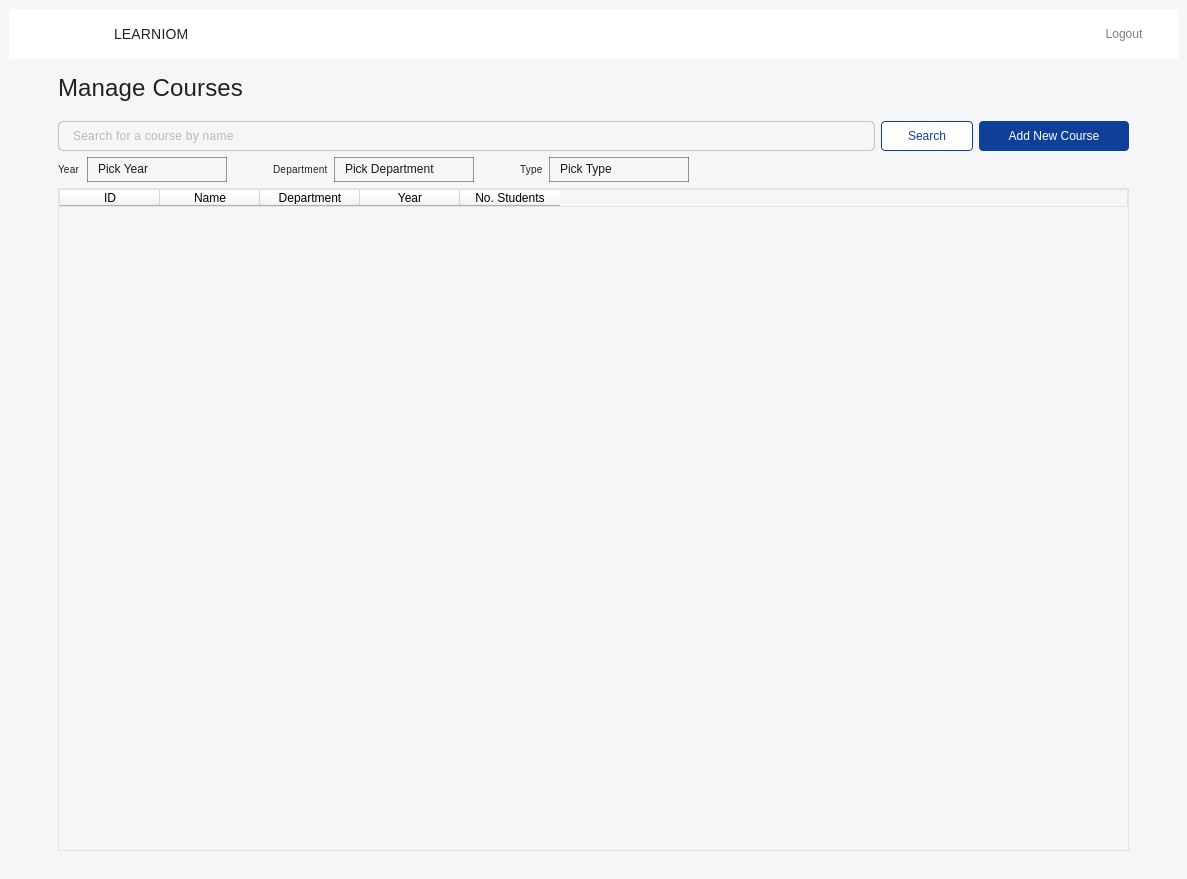
This is mainwindow.ui in omarmohhameed29/Learniom-Learning-System as Qt 5 draws it before an edit. The edited form follows.
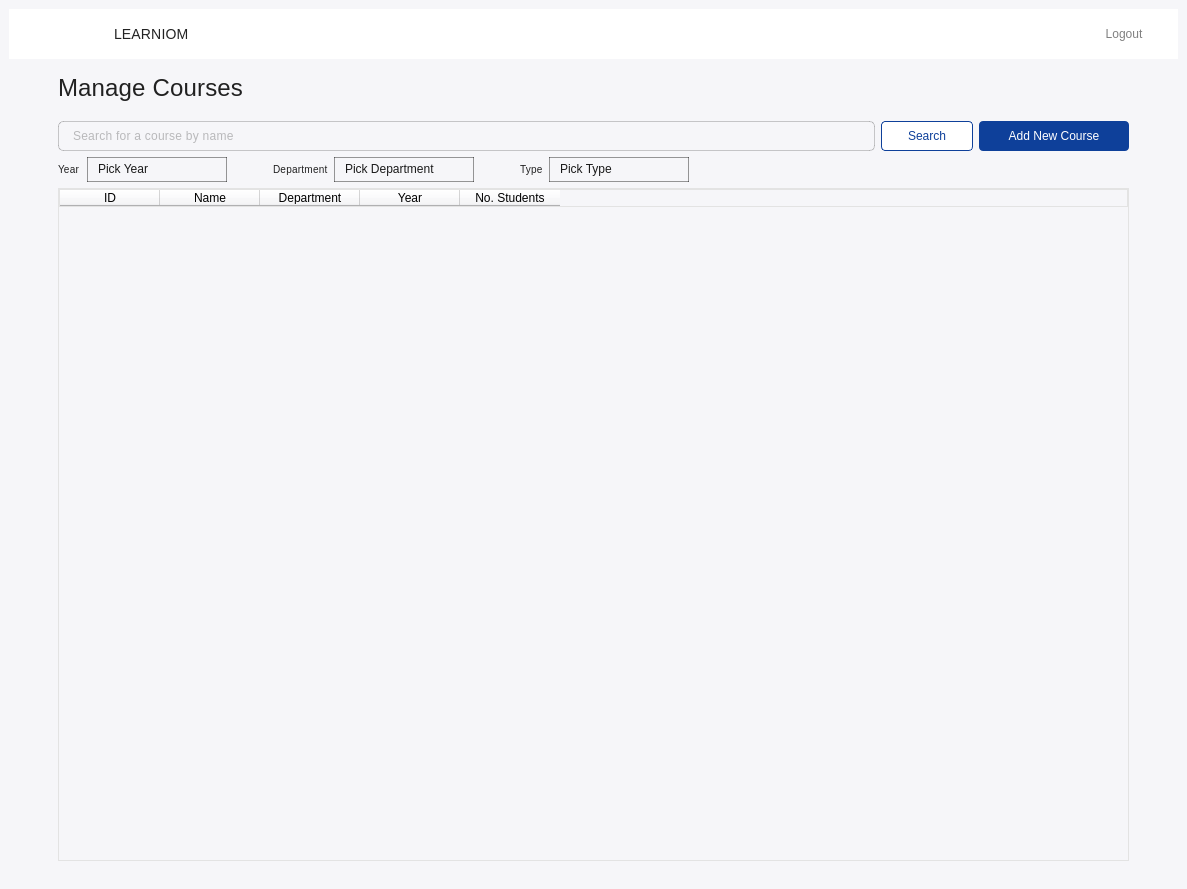
This is the edited form. The open tabs and pages were chosen to show the change. Icons and pictures are not drawn.

Patch:
```diff
--- a/mainwindow.ui
+++ b/mainwindow.ui
@@ -7,7 +7,7 @@
     <x>0</x>
     <y>0</y>
     <width>1187</width>
-    <height>879</height>
+    <height>889</height>
    </rect>
   </property>
   <property name="sizePolicy">
```
Left out of the diff: 4 changed lines with no effect on the pictures.
